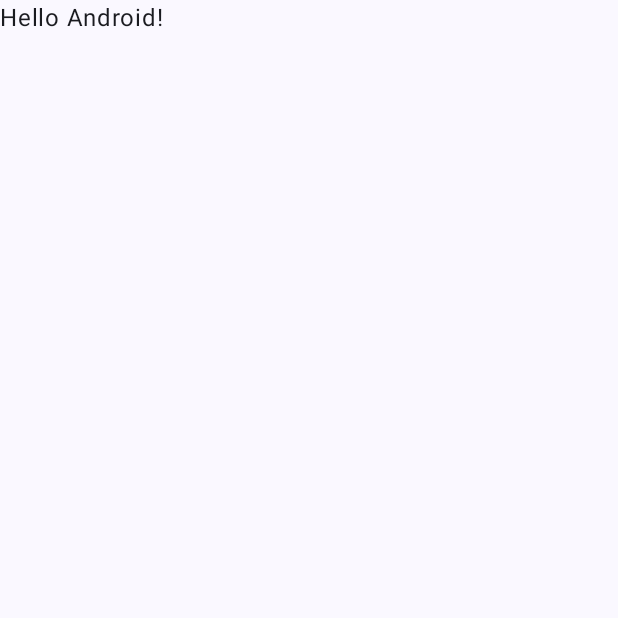
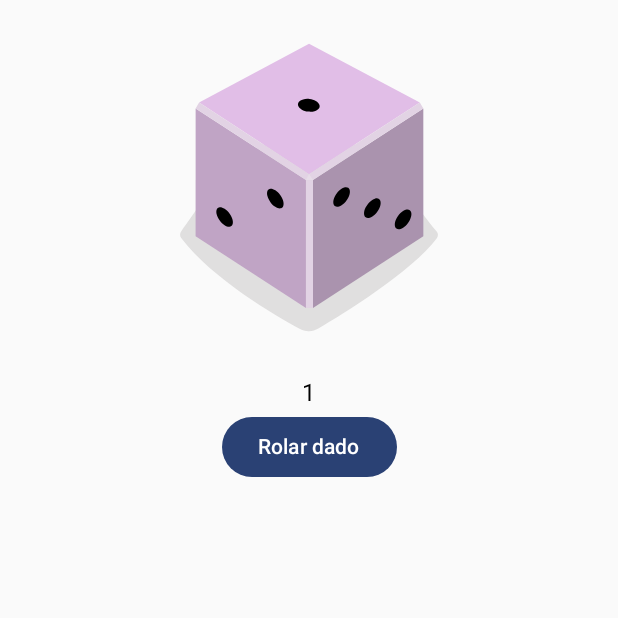
Before and after one commit to arturhayne/dice, an Android app built with Jetpack Compose: the screen it shows after launch (MainActivity), on a phone screen of 412 x 824 dp, the top half of it. Before the commit the part shown is almost empty. Run offline under Robolectric (Android 15) with nearby library versions, the phone set to English and light mode, and no system bars.

Commit message:
Dice simple app

```diff
--- a/app/src/main/java/br/htech/dice/MainActivity.kt
+++ b/app/src/main/java/br/htech/dice/MainActivity.kt
@@ -3,44 +3,58 @@ package br.htech.dice
 import android.os.Bundle
 import androidx.activity.ComponentActivity
 import androidx.activity.compose.setContent
+import androidx.compose.foundation.Image
+import androidx.compose.foundation.layout.Column
 import androidx.compose.foundation.layout.fillMaxSize
-import androidx.compose.material3.MaterialTheme
-import androidx.compose.material3.Surface
+import androidx.compose.material3.Button
 import androidx.compose.material3.Text
 import androidx.compose.runtime.Composable
+import androidx.compose.runtime.getValue
+import androidx.compose.runtime.mutableStateOf
+import androidx.compose.runtime.remember
+import androidx.compose.runtime.setValue
+import androidx.compose.ui.Alignment
 import androidx.compose.ui.Modifier
+import androidx.compose.ui.res.painterResource
 import androidx.compose.ui.tooling.preview.Preview
 import br.htech.dice.ui.theme.DiceTheme
+import kotlin.random.Random
 
 class MainActivity : ComponentActivity() {
     override fun onCreate(savedInstanceState: Bundle?) {
         super.onCreate(savedInstanceState)
         setContent {
             DiceTheme {
-                // A surface container using the 'background' color from the theme
-                Surface(
-                    modifier = Modifier.fillMaxSize(),
-                    color = MaterialTheme.colorScheme.background
-                ) {
-                    Greeting("Android")
-                }
+                DiceWithButtonAndImage()
             }
         }
     }
 }
+@Preview()
+@Composable
+fun DiceRollerApp() {
+    DiceWithButtonAndImage()
+}
 
 @Composable
-fun Greeting(name: String, modifier: Modifier = Modifier) {
-    Text(
-        text = "Hello $name!",
-        modifier = modifier
-    )
-}
+fun DiceWithButtonAndImage() {
 
-@Preview(showBackground = true)
-@Composable
-fun GreetingPreview() {
-    DiceTheme {
-        Greeting("Android")
+    var result by remember { mutableStateOf(1) }
+
+    val imageResource = when (result) {
+        1 -> R.drawable.dice_1
+        2 -> R.drawable.dice_2
+        3 -> R.drawable.dice_3
+        4 -> R.drawable.dice_4
+        5 -> R.drawable.dice_5
+        else -> R.drawable.dice_6
+    }
+
+    Column (Modifier.fillMaxSize(), horizontalAlignment = Alignment.CenterHorizontally){
+        Image(painterResource(id = imageResource), contentDescription = "dice")
+        Text(text = result.toString())
+        Button(onClick = { result = Random.nextInt(1,6) }) {
+            Text(text = "Rolar dado")
+        }
     }
 }
--- /dev/null
+++ b/app/src/main/res/drawable/dice_1.xml
@@ -0,0 +1,66 @@
+<!--
+  ~ Copyright 2022, The Android Open Source Project
+  ~
+  ~ Licensed under the Apache License, Version 2.0 (the "License");
+  ~ you may not use this file except in compliance with the License.
+  ~ You may obtain a copy of the License at
+  ~
+  ~     http://www.apache.org/licenses/LICENSE-2.0
+  ~
+  ~ Unless required by applicable law or agreed to in writing, software
+  ~ distributed under the License is distributed on an "AS IS" BASIS,
+  ~ WITHOUT WARRANTIES OR CONDITIONS OF ANY KIND, either express or implied.
+  ~ See the License for the specific language governing permissions and
+  ~ limitations under the License.
+  -->
+
+<vector xmlns:android="http://schemas.android.com/apk/res/android"
+    android:width="200dp"
+    android:height="250dp"
+    android:viewportWidth="800"
+    android:viewportHeight="1000">
+    <path
+        android:fillAlpha="0.5"
+        android:fillColor="#C5C4C4"
+        android:pathData="M740.8,635.42c-68.27,90.47 -249.77,201.76 -316,240.63a50.7,50.7 0,0 1,-49.93 0.81c-64.19,-35 -234.09,-133.88 -315.65,-242a14.69,14.69 0,0 1,-0.12 -17.49c77.58,-106.29 159.67,-258.89 341.06,-258.89 182,0 242.19,139.08 340.27,258.88A14.62,14.62 0,0 1,740.8 635.42Z"
+        android:strokeAlpha="0.5" />
+    <path
+        android:fillColor="#AA93AE"
+        android:pathData="M704.9,630l-294.29,191.06l0,-340.85l294.29,-191.06l0,340.85z" />
+    <path
+        android:fillColor="#C0A4C5"
+        android:pathData="M97.59,630l294.29,191.06l0,-340.85l-294.29,-191.06l0,340.85z" />
+    <path
+        android:fillColor="#E1BEE7"
+        android:pathData="M400.14,464.73l-293.19,-191.45l293.19,-156.31l295.39,156.31l-295.39,191.45z" />
+    <path
+        android:fillColor="#E2D3E4"
+        android:pathData="M106.95,273.28l-9.36,15.87l294.29,191.06l8.26,-15.48l-293.19,-191.45z" />
+    <path
+        android:fillColor="#E2D3E4"
+        android:pathData="M695.53,273.28l9.37,15.87l-294.29,191.06l-10.47,-15.48l295.39,-191.45z" />
+    <path
+        android:fillColor="#E2D3E4"
+        android:pathData="M391.88,480.21h18.73v340.85h-18.73z" />
+    <path
+        android:fillColor="#E7DCE8"
+        android:pathData="M400.14,464.73l-8.26,15.48l18.73,0l-10.47,-15.48z" />
+    <path
+        android:fillColor="#000000"
+        android:pathData="M397.45,297.62a16.9,28.71 97.07,1 0,4.16 -33.54a16.9,28.71 97.07,1 0,-4.16 33.54z" />
+    <path
+        android:fillColor="#000000"
+        android:pathData="M297.17,539.02a30.12,16.11 53.82,1 0,26.01 -19.02a30.12,16.11 53.82,1 0,-26.01 19.02z" />
+    <path
+        android:fillColor="#000000"
+        android:pathData="M161.96,588.24a30.12,16.11 53.82,1 0,26.01 -19.02a30.12,16.11 53.82,1 0,-26.01 19.02z" />
+    <path
+        android:fillColor="#000000"
+        android:pathData="M551.15,579.45a30.12,16.11 126.18,1 0,35.56 -48.62a30.12,16.11 126.18,1 0,-35.56 48.62z" />
+    <path
+        android:fillColor="#000000"
+        android:pathData="M469.12,549.58a30.12,16.11 126.18,1 0,35.56 -48.62a30.12,16.11 126.18,1 0,-35.56 48.62z" />
+    <path
+        android:fillColor="#000000"
+        android:pathData="M633.17,609.29a30.12,16.11 126.18,1 0,35.56 -48.62a30.12,16.11 126.18,1 0,-35.56 48.62z" />
+</vector>
--- /dev/null
+++ b/app/src/main/res/drawable/dice_2.xml
@@ -0,0 +1,66 @@
+<!--
+  ~ Copyright 2022, The Android Open Source Project
+  ~
+  ~ Licensed under the Apache License, Version 2.0 (the "License");
+  ~ you may not use this file except in compliance with the License.
+  ~ You may obtain a copy of the License at
+  ~
+  ~     http://www.apache.org/licenses/LICENSE-2.0
+  ~
+  ~ Unless required by applicable law or agreed to in writing, software
+  ~ distributed under the License is distributed on an "AS IS" BASIS,
+  ~ WITHOUT WARRANTIES OR CONDITIONS OF ANY KIND, either express or implied.
+  ~ See the License for the specific language governing permissions and
+  ~ limitations under the License.
+  -->
+
+<vector xmlns:android="http://schemas.android.com/apk/res/android"
+    android:width="200dp"
+    android:height="250dp"
+    android:viewportWidth="800"
+    android:viewportHeight="1000">
+    <path
+        android:fillAlpha="0.5"
+        android:fillColor="#C5C4C4"
+        android:pathData="M740.8,635.42c-68.27,90.47 -249.77,201.76 -316,240.63a50.7,50.7 0,0 1,-49.93 0.81c-64.19,-35 -234.09,-133.88 -315.65,-242a14.69,14.69 0,0 1,-0.12 -17.49c77.58,-106.29 159.67,-258.89 341.06,-258.89 182,0 242.19,139.08 340.27,258.88A14.62,14.62 0,0 1,740.8 635.42Z"
+        android:strokeAlpha="0.5" />
+    <path
+        android:fillColor="#AA93AE"
+        android:pathData="M704.9,630l-294.29,191.06l0,-340.85l294.29,-191.06l0,340.85z" />
+    <path
+        android:fillColor="#C0A4C5"
+        android:pathData="M97.59,630l294.29,191.06l0,-340.85l-294.29,-191.06l0,340.85z" />
+    <path
+        android:fillColor="#E1BEE7"
+        android:pathData="M400.14,464.73l-293.19,-191.45l293.19,-156.31l295.39,156.31l-295.39,191.45z" />
+    <path
+        android:fillColor="#E2D3E4"
+        android:pathData="M106.95,273.28l-9.36,15.87l294.29,191.06l8.26,-15.48l-293.19,-191.45z" />
+    <path
+        android:fillColor="#E2D3E4"
+        android:pathData="M695.53,273.28l9.37,15.87l-294.29,191.06l-10.47,-15.48l295.39,-191.45z" />
+    <path
+        android:fillColor="#E2D3E4"
+        android:pathData="M391.88,480.21h18.73v340.85h-18.73z" />
+    <path
+        android:fillColor="#E7DCE8"
+        android:pathData="M400.14,464.73l-8.26,15.48l18.73,0l-10.47,-15.48z" />
+    <path
+        android:fillColor="#000000"
+        android:pathData="M520.85,303.25a16.9,28.71 97.07,1 0,4.16 -33.54a16.9,28.71 97.07,1 0,-4.16 33.54z" />
+    <path
+        android:fillColor="#000000"
+        android:pathData="M273.33,291.99a16.9,28.71 97.07,1 0,4.16 -33.54a16.9,28.71 97.07,1 0,-4.16 33.54z" />
+    <path
+        android:fillColor="#000000"
+        android:pathData="M229.56,563.64a30.12,16.11 53.82,1 0,26.01 -19.02a30.12,16.11 53.82,1 0,-26.01 19.02z" />
+    <path
+        android:fillColor="#000000"
+        android:pathData="M311.58,533.77a30.12,16.11 53.82,1 0,26.01 -19.02a30.12,16.11 53.82,1 0,-26.01 19.02z" />
+    <path
+        android:fillColor="#000000"
+        android:pathData="M147.54,593.49a30.12,16.11 53.82,1 0,26.01 -19.02a30.12,16.11 53.82,1 0,-26.01 19.02z" />
+    <path
+        android:fillColor="#000000"
+        android:pathData="M551.15,579.45a30.12,16.11 126.18,1 0,35.56 -48.62a30.12,16.11 126.18,1 0,-35.56 48.62z" />
+</vector>
--- /dev/null
+++ b/app/src/main/res/drawable/dice_3.xml
@@ -0,0 +1,66 @@
+<!--
+  ~ Copyright 2022, The Android Open Source Project
+  ~
+  ~ Licensed under the Apache License, Version 2.0 (the "License");
+  ~ you may not use this file except in compliance with the License.
+  ~ You may obtain a copy of the License at
+  ~
+  ~     http://www.apache.org/licenses/LICENSE-2.0
+  ~
+  ~ Unless required by applicable law or agreed to in writing, software
+  ~ distributed under the License is distributed on an "AS IS" BASIS,
+  ~ WITHOUT WARRANTIES OR CONDITIONS OF ANY KIND, either express or implied.
+  ~ See the License for the specific language governing permissions and
+  ~ limitations under the License.
+  -->
+
+<vector xmlns:android="http://schemas.android.com/apk/res/android"
+    android:width="200dp"
+    android:height="250dp"
+    android:viewportWidth="800"
+    android:viewportHeight="1000">
+    <path
+        android:fillAlpha="0.5"
+        android:fillColor="#C5C4C4"
+        android:pathData="M740.8,635.42c-68.27,90.47 -249.77,201.76 -316,240.63a50.7,50.7 0,0 1,-49.93 0.81c-64.19,-35 -234.09,-133.88 -315.65,-242a14.69,14.69 0,0 1,-0.12 -17.49c77.58,-106.29 159.67,-258.89 341.06,-258.89 182,0 242.19,139.08 340.27,258.88A14.62,14.62 0,0 1,740.8 635.42Z"
+        android:strokeAlpha="0.5" />
+    <path
+        android:fillColor="#AA93AE"
+        android:pathData="M704.9,630l-294.29,191.06l0,-340.85l294.29,-191.06l0,340.85z" />
+    <path
+        android:fillColor="#C0A4C5"
+        android:pathData="M97.59,630l294.29,191.06l0,-340.85l-294.29,-191.06l0,340.85z" />
+    <path
+        android:fillColor="#E1BEE7"
+        android:pathData="M400.14,464.73l-293.19,-191.45l293.19,-156.31l295.39,156.31l-295.39,191.45z" />
+    <path
+        android:fillColor="#E2D3E4"
+        android:pathData="M106.95,273.28l-9.36,15.87l294.29,191.06l8.26,-15.48l-293.19,-191.45z" />
+    <path
+        android:fillColor="#E2D3E4"
+        android:pathData="M695.53,273.28l9.37,15.87l-294.29,191.06l-10.47,-15.48l295.39,-191.45z" />
+    <path
+        android:fillColor="#E2D3E4"
+        android:pathData="M391.88,480.21h18.73v340.85h-18.73z" />
+    <path
+        android:fillColor="#E7DCE8"
+        android:pathData="M400.14,464.73l-8.26,15.48l18.73,0l-10.47,-15.48z" />
+    <path
+        android:fillColor="#000000"
+        android:pathData="M398.11,297.62a16.9,28.71 97.07,1 0,4.16 -33.54a16.9,28.71 97.07,1 0,-4.16 33.54z" />
+    <path
+        android:fillColor="#000000"
+        android:pathData="M548.27,304.46a16.9,28.71 97.07,1 0,4.16 -33.54a16.9,28.71 97.07,1 0,-4.16 33.54z" />
+    <path
+        android:fillColor="#000000"
+        android:pathData="M247.95,290.79a16.9,28.71 97.07,1 0,4.16 -33.54a16.9,28.71 97.07,1 0,-4.16 33.54z" />
+    <path
+        android:fillColor="#000000"
+        android:pathData="M229.56,563.64a30.12,16.11 53.82,1 0,26.01 -19.02a30.12,16.11 53.82,1 0,-26.01 19.02z" />
+    <path
+        android:fillColor="#000000"
+        android:pathData="M483.54,554.83a30.12,16.11 126.18,1 0,35.56 -48.62a30.12,16.11 126.18,1 0,-35.56 48.62z" />
+    <path
+        android:fillColor="#000000"
+        android:pathData="M618.75,604.04a30.12,16.11 126.18,1 0,35.56 -48.62a30.12,16.11 126.18,1 0,-35.56 48.62z" />
+</vector>
--- /dev/null
+++ b/app/src/main/res/drawable/dice_4.xml
@@ -0,0 +1,69 @@
+<!--
+  ~ Copyright 2022, The Android Open Source Project
+  ~
+  ~ Licensed under the Apache License, Version 2.0 (the "License");
+  ~ you may not use this file except in compliance with the License.
+  ~ You may obtain a copy of the License at
+  ~
+  ~     http://www.apache.org/licenses/LICENSE-2.0
+  ~
+  ~ Unless required by applicable law or agreed to in writing, software
+  ~ distributed under the License is distributed on an "AS IS" BASIS,
+  ~ WITHOUT WARRANTIES OR CONDITIONS OF ANY KIND, either express or implied.
+  ~ See the License for the specific language governing permissions and
+  ~ limitations under the License.
+  -->
+
+<vector xmlns:android="http://schemas.android.com/apk/res/android"
+    android:width="200dp"
+    android:height="250dp"
+    android:viewportWidth="800"
+    android:viewportHeight="1000">
+    <path
+        android:fillAlpha="0.5"
+        android:fillColor="#C5C4C4"
+        android:pathData="M740.8,635.42c-68.27,90.47 -249.77,201.76 -316,240.63a50.7,50.7 0,0 1,-49.93 0.81c-64.19,-35 -234.09,-133.88 -315.65,-242a14.69,14.69 0,0 1,-0.12 -17.49c77.58,-106.29 159.67,-258.89 341.06,-258.89 182,0 242.19,139.08 340.27,258.88A14.62,14.62 0,0 1,740.8 635.42Z"
+        android:strokeAlpha="0.5" />
+    <path
+        android:fillColor="#AA93AE"
+        android:pathData="M704.9,630l-294.29,191.06l0,-340.85l294.29,-191.06l0,340.85z" />
+    <path
+        android:fillColor="#C0A4C5"
+        android:pathData="M97.59,630l294.29,191.06l0,-340.85l-294.29,-191.06l0,340.85z" />
+    <path
+        android:fillColor="#E1BEE7"
+        android:pathData="M400.14,464.73l-293.19,-191.45l293.19,-156.31l295.39,156.31l-295.39,191.45z" />
+    <path
+        android:fillColor="#E2D3E4"
+        android:pathData="M106.95,273.28l-9.36,15.87l294.29,191.06l8.26,-15.48l-293.19,-191.45z" />
+    <path
+        android:fillColor="#E2D3E4"
+        android:pathData="M695.53,273.28l9.37,15.87l-294.29,191.06l-10.47,-15.48l295.39,-191.45z" />
+    <path
+        android:fillColor="#E2D3E4"
+        android:pathData="M391.88,480.21h18.73v340.85h-18.73z" />
+    <path
+        android:fillColor="#E7DCE8"
+        android:pathData="M400.14,464.73l-8.26,15.48l18.73,0l-10.47,-15.48z" />
+    <path
+        android:fillColor="#000000"
+        android:pathData="M530.08,303.65a16.9,28.71 97.07,1 0,4.16 -33.54a16.9,28.71 97.07,1 0,-4.16 33.54z" />
+    <path
+        android:fillColor="#000000"
+        android:pathData="M389.68,218.17a16.9,28.71 97.07,1 0,4.16 -33.54a16.9,28.71 97.07,1 0,-4.16 33.54z" />
+    <path
+        android:fillColor="#000000"
+        android:pathData="M405.35,377.09a16.9,28.71 97.07,1 0,4.16 -33.54a16.9,28.71 97.07,1 0,-4.16 33.54z" />
+    <path
+        android:fillColor="#000000"
+        android:pathData="M264.95,291.6a16.9,28.71 97.07,1 0,4.16 -33.54a16.9,28.71 97.07,1 0,-4.16 33.54z" />
+    <path
+        android:fillColor="#000000"
+        android:pathData="M297.17,541.59a30.12,16.11 53.82,1 0,26.01 -19.02a30.12,16.11 53.82,1 0,-26.01 19.02z" />
+    <path
+        android:fillColor="#000000"
+        android:pathData="M161.96,590.81a30.12,16.11 53.82,1 0,26.01 -19.02a30.12,16.11 53.82,1 0,-26.01 19.02z" />
+    <path
+        android:fillColor="#000000"
+        android:pathData="M551.15,579.45a30.12,16.11 126.18,1 0,35.56 -48.62a30.12,16.11 126.18,1 0,-35.56 48.62z" />
+</vector>
--- /dev/null
+++ b/app/src/main/res/drawable/dice_5.xml
@@ -0,0 +1,75 @@
+<!--
+  ~ Copyright 2022, The Android Open Source Project
+  ~
+  ~ Licensed under the Apache License, Version 2.0 (the "License");
+  ~ you may not use this file except in compliance with the License.
+  ~ You may obtain a copy of the License at
+  ~
+  ~     http://www.apache.org/licenses/LICENSE-2.0
+  ~
+  ~ Unless required by applicable law or agreed to in writing, software
+  ~ distributed under the License is distributed on an "AS IS" BASIS,
+  ~ WITHOUT WARRANTIES OR CONDITIONS OF ANY KIND, either express or implied.
+  ~ See the License for the specific language governing permissions and
+  ~ limitations under the License.
+  -->
+
+<vector xmlns:android="http://schemas.android.com/apk/res/android"
+    android:width="200dp"
+    android:height="250dp"
+    android:viewportWidth="800"
+    android:viewportHeight="1000">
+    <path
+        android:fillAlpha="0.5"
+        android:fillColor="#C5C4C4"
+        android:pathData="M740.8,635.42c-68.27,90.47 -249.77,201.76 -316,240.63a50.7,50.7 0,0 1,-49.93 0.81c-64.19,-35 -234.09,-133.88 -315.65,-242a14.69,14.69 0,0 1,-0.12 -17.49c77.58,-106.29 159.67,-258.89 341.06,-258.89 182,0 242.19,139.08 340.27,258.88A14.62,14.62 0,0 1,740.8 635.42Z"
+        android:strokeAlpha="0.5" />
+    <path
+        android:fillColor="#AA93AE"
+        android:pathData="M704.9,630l-294.29,191.06l0,-340.85l294.29,-191.06l0,340.85z" />
+    <path
+        android:fillColor="#C0A4C5"
+        android:pathData="M97.59,630l294.29,191.06l0,-340.85l-294.29,-191.06l0,340.85z" />
+    <path
+        android:fillColor="#E1BEE7"
+        android:pathData="M400.14,464.73l-293.19,-191.45l293.19,-156.31l295.39,156.31l-295.39,191.45z" />
+    <path
+        android:fillColor="#E2D3E4"
+        android:pathData="M106.95,273.28l-9.36,15.87l294.29,191.06l8.26,-15.48l-293.19,-191.45z" />
+    <path
+        android:fillColor="#E2D3E4"
+        android:pathData="M695.53,273.28l9.37,15.87l-294.29,191.06l-10.47,-15.48l295.39,-191.45z" />
+    <path
+        android:fillColor="#E2D3E4"
+        android:pathData="M391.88,480.21h18.73v340.85h-18.73z" />
+    <path
+        android:fillColor="#E7DCE8"
+        android:pathData="M400.14,464.73l-8.26,15.48l18.73,0l-10.47,-15.48z" />
+    <path
+        android:fillColor="#000000"
+        android:pathData="M397.05,297.63a16.9,28.71 97.07,1 0,4.16 -33.54a16.9,28.71 97.07,1 0,-4.16 33.54z" />
+    <path
+        android:fillColor="#000000"
+        android:pathData="M547.21,304.45a16.9,28.71 97.07,1 0,4.16 -33.54a16.9,28.71 97.07,1 0,-4.16 33.54z" />
+    <path
+        android:fillColor="#000000"
+        android:pathData="M388.17,207.62a16.9,28.71 97.07,1 0,4.16 -33.54a16.9,28.71 97.07,1 0,-4.16 33.54z" />
+    <path
+        android:fillColor="#000000"
+        android:pathData="M405.93,387.62a16.9,28.71 97.07,1 0,4.16 -33.54a16.9,28.71 97.07,1 0,-4.16 33.54z" />
+    <path
+        android:fillColor="#000000"
+        android:pathData="M246.89,290.79a16.9,28.71 97.07,1 0,4.16 -33.54a16.9,28.71 97.07,1 0,-4.16 33.54z" />
+    <path
+        android:fillColor="#000000"
+        android:pathData="M229.56,563.64a30.12,16.11 53.82,1 0,26.01 -19.02a30.12,16.11 53.82,1 0,-26.01 19.02z" />
+    <path
+        android:fillColor="#000000"
+        android:pathData="M551.15,579.45a30.12,16.11 126.18,1 0,35.56 -48.62a30.12,16.11 126.18,1 0,-35.56 48.62z" />
+    <path
+        android:fillColor="#000000"
+        android:pathData="M469.12,549.58a30.12,16.11 126.18,1 0,35.56 -48.62a30.12,16.11 126.18,1 0,-35.56 48.62z" />
+    <path
+        android:fillColor="#000000"
+        android:pathData="M633.17,609.29a30.12,16.11 126.18,1 0,35.56 -48.62a30.12,16.11 126.18,1 0,-35.56 48.62z" />
+</vector>
--- /dev/null
+++ b/app/src/main/res/drawable/dice_6.xml
@@ -0,0 +1,81 @@
+<!--
+  ~ Copyright 2022, The Android Open Source Project
+  ~
+  ~ Licensed under the Apache License, Version 2.0 (the "License");
+  ~ you may not use this file except in compliance with the License.
+  ~ You may obtain a copy of the License at
+  ~
+  ~     http://www.apache.org/licenses/LICENSE-2.0
+  ~
+  ~ Unless required by applicable law or agreed to in writing, software
+  ~ distributed under the License is distributed on an "AS IS" BASIS,
+  ~ WITHOUT WARRANTIES OR CONDITIONS OF ANY KIND, either express or implied.
+  ~ See the License for the specific language governing permissions and
+  ~ limitations under the License.
+  -->
+
+<vector xmlns:android="http://schemas.android.com/apk/res/android"
+    android:width="200dp"
+    android:height="250dp"
+    android:viewportWidth="800"
+    android:viewportHeight="1000">
+    <path
+        android:fillAlpha="0.5"
+        android:fillColor="#C5C4C4"
+        android:pathData="M740.8,635.42c-68.27,90.47 -249.77,201.76 -316,240.63a50.7,50.7 0,0 1,-49.93 0.81c-64.19,-35 -234.09,-133.88 -315.65,-242a14.69,14.69 0,0 1,-0.12 -17.49c77.58,-106.29 159.67,-258.89 341.06,-258.89 182,0 242.19,139.08 340.27,258.88A14.62,14.62 0,0 1,740.8 635.42Z"
+        android:strokeAlpha="0.5" />
+    <path
+        android:fillColor="#AA93AE"
+        android:pathData="M704.9,630l-294.29,191.06l0,-340.85l294.29,-191.06l0,340.85z" />
+    <path
+        android:fillColor="#C0A4C5"
+        android:pathData="M97.59,630l294.29,191.06l0,-340.85l-294.29,-191.06l0,340.85z" />
+    <path
+        android:fillColor="#E1BEE7"
+        android:pathData="M400.14,464.73l-293.19,-191.45l293.19,-156.31l295.39,156.31l-295.39,191.45z" />
+    <path
+        android:fillColor="#E2D3E4"
+        android:pathData="M106.95,273.28l-9.36,15.87l294.29,191.06l8.26,-15.48l-293.19,-191.45z" />
+    <path
+        android:fillColor="#E2D3E4"
+        android:pathData="M695.53,273.28l9.37,15.87l-294.29,191.06l-10.47,-15.48l295.39,-191.45z" />
+    <path
+        android:fillColor="#E2D3E4"
+        android:pathData="M391.88,480.21h18.73v340.85h-18.73z" />
+    <path
+        android:fillColor="#E7DCE8"
+        android:pathData="M400.14,464.73l-8.26,15.48l18.73,0l-10.47,-15.48z" />
+    <path
+        android:fillColor="#000000"
+        android:pathData="M326.53,254.89a16.9,28.71 97.07,1 0,4.16 -33.54a16.9,28.71 97.07,1 0,-4.16 33.54z" />
+    <path
+        android:fillColor="#000000"
+        android:pathData="M537.57,298.78a16.9,28.71 97.07,1 0,4.16 -33.54a16.9,28.71 97.07,1 0,-4.16 33.54z" />
+    <path
+        android:fillColor="#000000"
+        android:pathData="M397.17,213.3a16.9,28.71 97.07,1 0,4.16 -33.54a16.9,28.71 97.07,1 0,-4.16 33.54z" />
+    <path
+        android:fillColor="#000000"
+        android:pathData="M396.31,381.95a16.9,28.71 97.07,1 0,4.16 -33.54a16.9,28.71 97.07,1 0,-4.16 33.54z" />
+    <path
+        android:fillColor="#000000"
+        android:pathData="M255.91,296.47a16.9,28.71 97.07,1 0,4.16 -33.54a16.9,28.71 97.07,1 0,-4.16 33.54z" />
+    <path
+        android:fillColor="#000000"
+        android:pathData="M466.93,340.37a16.9,28.71 97.07,1 0,4.16 -33.54a16.9,28.71 97.07,1 0,-4.16 33.54z" />
+    <path
+        android:fillColor="#000000"
+        android:pathData="M230,563.64a30.12,16.11 53.82,1 0,26.01 -19.02a30.12,16.11 53.82,1 0,-26.01 19.02z" />
+    <path
+        android:fillColor="#000000"
+        android:pathData="M312.02,533.78a30.12,16.11 53.82,1 0,26.01 -19.02a30.12,16.11 53.82,1 0,-26.01 19.02z" />
+    <path
+        android:fillColor="#000000"
+        android:pathData="M147.96,593.48a30.12,16.11 53.82,1 0,26.01 -19.02a30.12,16.11 53.82,1 0,-26.01 19.02z" />
+    <path
+        android:fillColor="#000000"
+        android:pathData="M483.54,554.83a30.12,16.11 126.18,1 0,35.56 -48.62a30.12,16.11 126.18,1 0,-35.56 48.62z" />
+    <path
+        android:fillColor="#000000"
+        android:pathData="M618.75,604.04a30.12,16.11 126.18,1 0,35.56 -48.62a30.12,16.11 126.18,1 0,-35.56 48.62z" />
+</vector>
```
